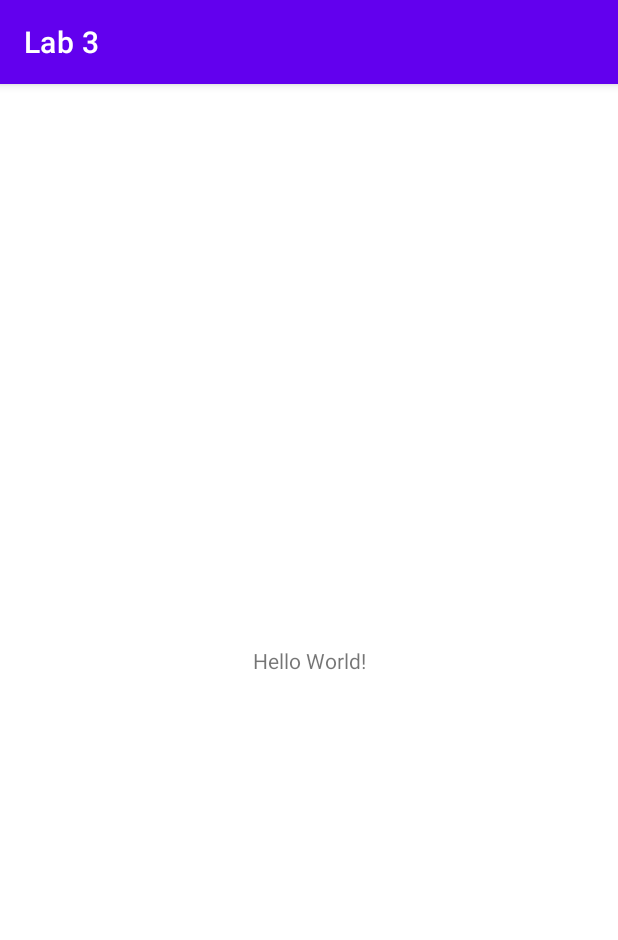
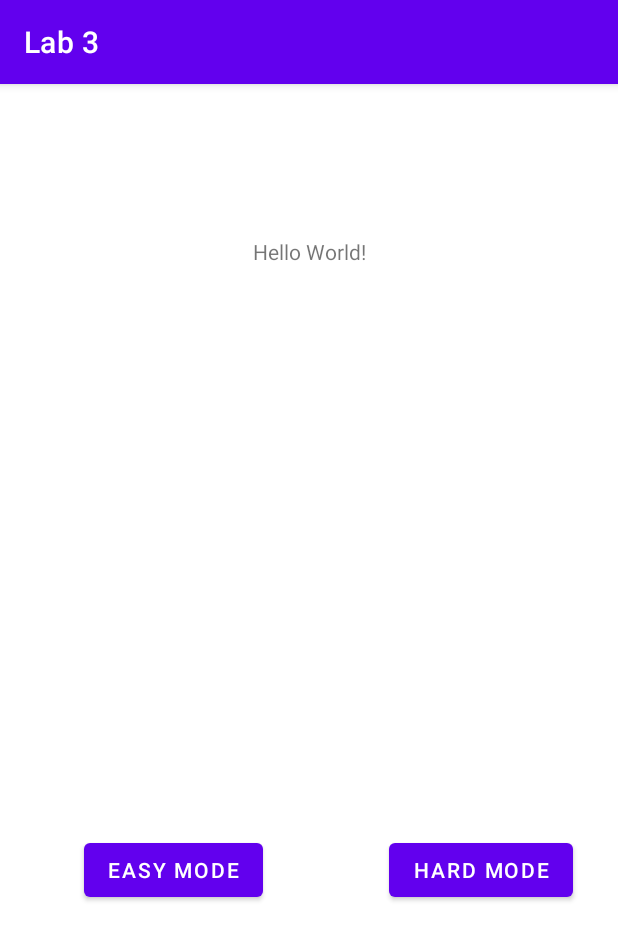
Before and after one commit to yingleifang/Mobile-Computeing-lab3, an Android app: the screen it shows after launch (MainActivity), on a phone screen of 412 x 824 dp. Shown: the top 940 px of the screen. Run offline under Robolectric (Android 15) with nearby library versions, the phone set to English and light mode, and no system bars.

Commit message:
added base start and question layouts

```diff
--- a/app/src/main/res/layout/activity_main.xml
+++ b/app/src/main/res/layout/activity_main.xml
@@ -4,15 +4,37 @@
     xmlns:tools="http://schemas.android.com/tools"
     android:layout_width="match_parent"
     android:layout_height="match_parent"
+    app:layout_constraintLeft_toRightOf="parent"
     tools:context=".MainActivity">
 
     <TextView
+        android:id="@+id/textView"
         android:layout_width="wrap_content"
         android:layout_height="wrap_content"
         android:text="Hello World!"
         app:layout_constraintBottom_toBottomOf="parent"
         app:layout_constraintEnd_toEndOf="parent"
         app:layout_constraintStart_toStartOf="parent"
+        app:layout_constraintTop_toTopOf="parent"
+        app:layout_constraintVertical_bias="0.136" />
+
+    <Button
+        android:id="@+id/easy_mode_button"
+        android:layout_width="wrap_content"
+        android:layout_height="wrap_content"
+        android:layout_marginStart="56dp"
+        android:layout_marginTop="500dp"
+        android:text="@string/easy_mode"
+        app:layout_constraintStart_toStartOf="parent"
         app:layout_constraintTop_toTopOf="parent" />
 
+    <Button
+        android:id="@+id/hard_mode_button"
+        android:layout_width="wrap_content"
+        android:layout_height="wrap_content"
+        android:layout_marginStart="84dp"
+        android:text="@string/hard_mode"
+        app:layout_constraintStart_toEndOf="@+id/easy_mode_button"
+        app:layout_constraintTop_toTopOf="@+id/easy_mode_button" />
+
 </androidx.constraintlayout.widget.ConstraintLayout>
--- /dev/null
+++ b/app/src/main/res/layout/right_answer_layout.xml
@@ -0,0 +1,6 @@
+<?xml version="1.0" encoding="utf-8"?>
+<androidx.constraintlayout.widget.ConstraintLayout xmlns:android="http://schemas.android.com/apk/res/android"
+    android:layout_width="match_parent"
+    android:layout_height="match_parent">
+
+</androidx.constraintlayout.widget.ConstraintLayout>
--- /dev/null
+++ b/app/src/main/res/layout/wrong_answer_layout.xml
@@ -0,0 +1,6 @@
+<?xml version="1.0" encoding="utf-8"?>
+<androidx.constraintlayout.widget.ConstraintLayout xmlns:android="http://schemas.android.com/apk/res/android"
+    android:layout_width="match_parent"
+    android:layout_height="match_parent">
+
+</androidx.constraintlayout.widget.ConstraintLayout>
--- a/app/src/main/res/values/strings.xml
+++ b/app/src/main/res/values/strings.xml
@@ -1,3 +1,5 @@
 <resources>
     <string name="app_name">Lab 3</string>
+    <string name="hard_mode">Hard Mode</string>
+    <string name="easy_mode">Easy Mode</string>
 </resources>
```
Also changed, not shown: app/src/main/res/layout/question_layout.xml (added, +61 -0 lines).
